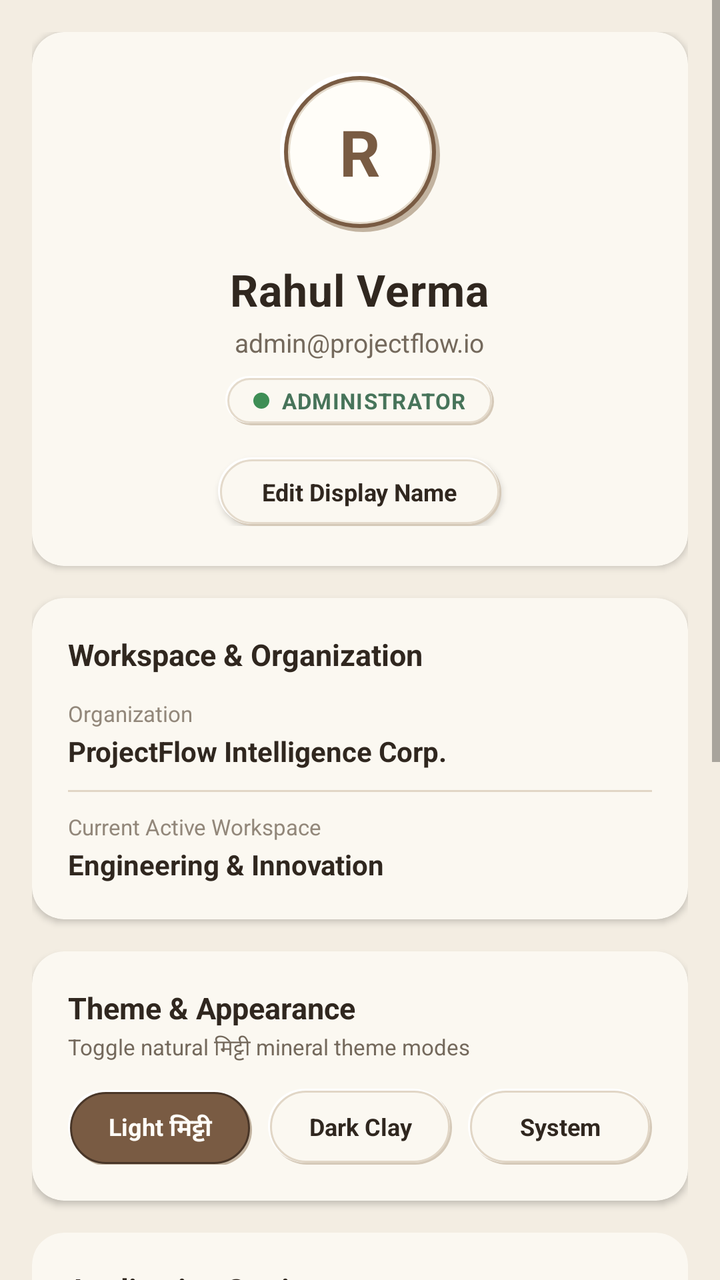
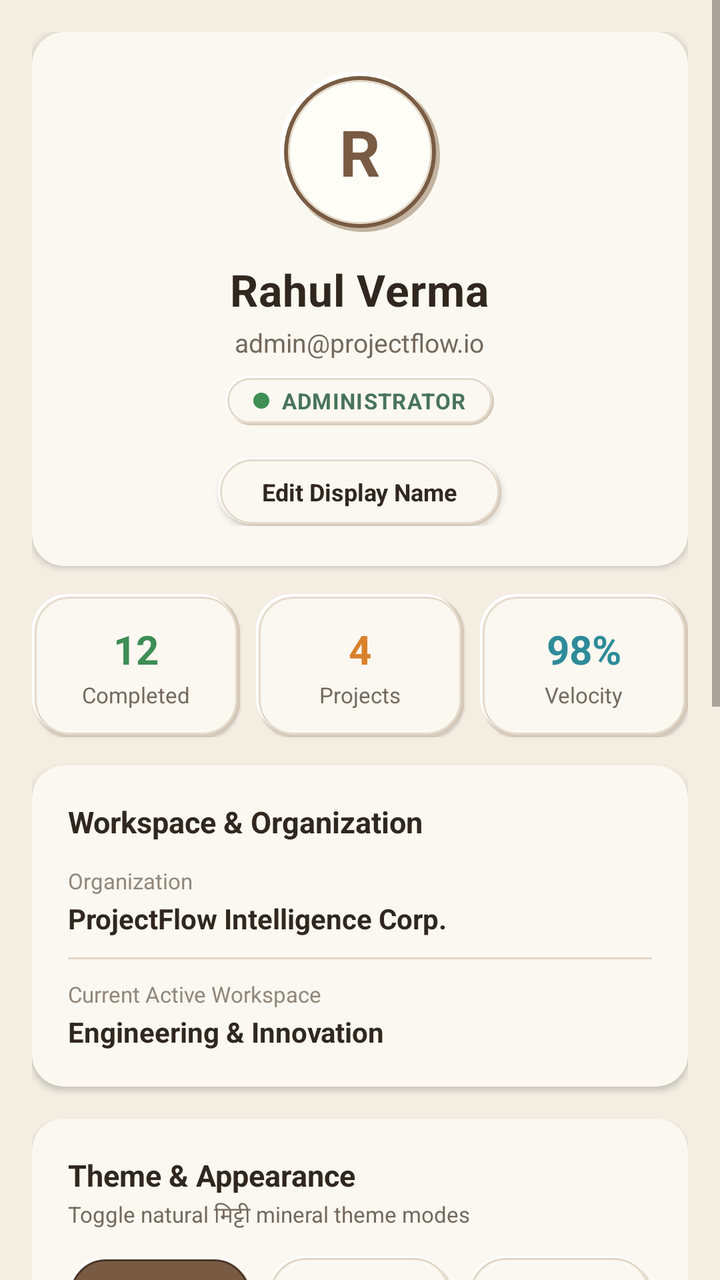

Screens rendered from an Android XML layout before and after an edit, with the pre-edit source and the edit as a unified diff.
<!-- AndroidManifest.xml: application theme Theme.ProjectFlow -->
<!-- res/layout/fragment_profile.xml -->
<?xml version="1.0" encoding="utf-8"?>
<ScrollView xmlns:android="http://schemas.android.com/apk/res/android"
    xmlns:app="http://schemas.android.com/apk/res-auto"
    android:layout_width="match_parent"
    android:layout_height="match_parent"
    android:background="@color/earth_bg"
    android:fillViewport="true">

    <LinearLayout
        android:layout_width="match_parent"
        android:layout_height="wrap_content"
        android:orientation="vertical"
        android:padding="16dp">

        
        <androidx.cardview.widget.CardView
            android:layout_width="match_parent"
            android:layout_height="wrap_content"
            app:cardBackgroundColor="@color/earth_surface"
            app:cardCornerRadius="16dp"
            app:cardElevation="2dp">

            <LinearLayout
                android:layout_width="match_parent"
                android:layout_height="wrap_content"
                android:gravity="center"
                android:orientation="vertical"
                android:padding="20dp">

                <FrameLayout
                    android:layout_width="80dp"
                    android:layout_height="80dp"
                    android:background="@drawable/bg_neu_avatar">

                    <TextView
                        android:id="@+id/tvProfileInitial"
                        android:layout_width="wrap_content"
                        android:layout_height="wrap_content"
                        android:layout_gravity="center"
                        android:text="R"
                        android:textColor="@color/primary_earth"
                        android:textSize="32sp"
                        android:textStyle="bold" />
                </FrameLayout>

                <TextView
                    android:id="@+id/tvProfileName"
                    android:layout_width="wrap_content"
                    android:layout_height="wrap_content"
                    android:layout_marginTop="14dp"
                    android:letterSpacing="0.015"
                    android:text="Rahul Verma"
                    android:textColor="@color/text_main"
                    android:textSize="22sp"
                    android:textStyle="bold" />

                <TextView
                    android:id="@+id/tvProfileEmail"
                    android:layout_width="wrap_content"
                    android:layout_height="wrap_content"
                    android:layout_marginTop="3dp"
                    android:text="admin@projectflow.io"
                    android:textColor="@color/text_secondary"
                    android:textSize="13sp" />

                <TextView
                    android:id="@+id/tvProfileRole"
                    android:layout_width="wrap_content"
                    android:layout_height="wrap_content"
                    android:layout_marginTop="8dp"
                    android:background="@drawable/bg_neu_pill"
                    android:drawableStart="@drawable/bg_dot_done"
                    android:drawablePadding="6dp"
                    android:paddingHorizontal="14dp"
                    android:paddingVertical="5dp"
                    android:text="ADMINISTRATOR"
                    android:textColor="@color/earth_success"
                    android:textSize="11sp"
                    android:letterSpacing="0.04"
                    android:textStyle="bold" />

                <TextView
                    android:id="@+id/btnEditProfile"
                    android:layout_width="wrap_content"
                    android:layout_height="wrap_content"
                    android:layout_marginTop="16dp"
                    android:background="@drawable/bg_neu_pill"
                    android:elevation="2dp"
                    android:paddingHorizontal="22dp"
                    android:paddingVertical="9dp"
                    android:text="Edit Display Name"
                    android:textColor="@color/text_main"
                    android:textSize="12sp"
                    android:textStyle="bold" />
            </LinearLayout>
        </androidx.cardview.widget.CardView>

        
        <androidx.cardview.widget.CardView
            android:layout_width="match_parent"
            android:layout_height="wrap_content"
            android:layout_marginTop="16dp"
            app:cardBackgroundColor="@color/earth_surface"
            app:cardCornerRadius="16dp"
            app:cardElevation="2dp">

            <LinearLayout
                android:layout_width="match_parent"
                android:layout_height="wrap_content"
                android:orientation="vertical"
                android:padding="18dp">

                <TextView
                    android:layout_width="wrap_content"
                    android:layout_height="wrap_content"
                    android:text="Workspace &amp; Organization"
                    android:textColor="@color/text_main"
                    android:textSize="15sp"
                    android:textStyle="bold" />

                <LinearLayout
                    android:layout_width="match_parent"
                    android:layout_height="wrap_content"
                    android:layout_marginTop="12dp"
                    android:orientation="vertical">

                    <TextView
                        android:layout_width="wrap_content"
                        android:layout_height="wrap_content"
                        android:text="Organization"
                        android:textColor="@color/text_muted"
                        android:textSize="11sp" />

                    <TextView
                        android:layout_width="wrap_content"
                        android:layout_height="wrap_content"
                        android:layout_marginTop="2dp"
                        android:text="ProjectFlow Intelligence Corp."
                        android:textColor="@color/text_main"
                        android:textSize="14sp"
                        android:textStyle="bold" />

                    <View
                        android:layout_width="match_parent"
                        android:layout_height="1dp"
                        android:layout_marginVertical="10dp"
                        android:background="@color/earth_border" />

                    <TextView
                        android:layout_width="wrap_content"
                        android:layout_height="wrap_content"
                        android:text="Current Active Workspace"
                        android:textColor="@color/text_muted"
                        android:textSize="11sp" />

                    <TextView
                        android:layout_width="wrap_content"
                        android:layout_height="wrap_content"
                        android:layout_marginTop="2dp"
                        android:text="Engineering &amp; Innovation"
                        android:textColor="@color/text_main"
                        android:textSize="14sp"
                        android:textStyle="bold" />
                </LinearLayout>
            </LinearLayout>
        </androidx.cardview.widget.CardView>

        
        <androidx.cardview.widget.CardView
            android:layout_width="match_parent"
            android:layout_height="wrap_content"
            android:layout_marginTop="16dp"
            app:cardBackgroundColor="@color/earth_surface"
            app:cardCornerRadius="16dp"
            app:cardElevation="2dp">

            <LinearLayout
                android:layout_width="match_parent"
                android:layout_height="wrap_content"
                android:orientation="vertical"
                android:padding="18dp">

                <TextView
                    android:layout_width="wrap_content"
                    android:layout_height="wrap_content"
                    android:text="Theme &amp; Appearance"
                    android:textColor="@color/text_main"
                    android:textSize="15sp"
                    android:textStyle="bold" />

                <TextView
                    android:layout_width="wrap_content"
                    android:layout_height="wrap_content"
                    android:layout_marginTop="2dp"
                    android:text="Toggle natural मिट्टी mineral theme modes"
                    android:textColor="@color/text_secondary"
                    android:textSize="11sp" />

                <LinearLayout
                    android:layout_width="match_parent"
                    android:layout_height="wrap_content"
                    android:layout_marginTop="12dp"
                    android:orientation="horizontal">

                    <TextView
                        android:id="@+id/btnThemeLight"
                        android:layout_width="0dp"
                        android:layout_height="38dp"
                        android:layout_weight="1"
                        android:background="@drawable/bg_chip_selected"
                        android:gravity="center"
                        android:text="Light मिट्टी"
                        android:textColor="@color/white"
                        android:textSize="12sp"
                        android:textStyle="bold" />

                    <TextView
                        android:id="@+id/btnThemeDark"
                        android:layout_width="0dp"
                        android:layout_height="38dp"
                        android:layout_marginStart="8dp"
                        android:layout_weight="1"
                        android:background="@drawable/bg_chip_unselected"
                        android:gravity="center"
                        android:text="Dark Clay"
                        android:textColor="@color/text_main"
                        android:textSize="12sp"
                        android:textStyle="bold" />

                    <TextView
                        android:id="@+id/btnThemeSystem"
                        android:layout_width="0dp"
                        android:layout_height="38dp"
                        android:layout_marginStart="8dp"
                        android:layout_weight="1"
                        android:background="@drawable/bg_chip_unselected"
                        android:gravity="center"
                        android:text="System"
                        android:textColor="@color/text_main"
                        android:textSize="12sp"
                        android:textStyle="bold" />
                </LinearLayout>
            </LinearLayout>
        </androidx.cardview.widget.CardView>

        
        <androidx.cardview.widget.CardView
            android:layout_width="match_parent"
            android:layout_height="wrap_content"
            android:layout_marginTop="16dp"
            app:cardBackgroundColor="@color/earth_surface"
            app:cardCornerRadius="16dp"
            app:cardElevation="2dp">

            <LinearLayout
                android:layout_width="match_parent"
                android:layout_height="wrap_content"
                android:orientation="vertical"
                android:padding="18dp">

                <TextView
                    android:layout_width="wrap_content"
                    android:layout_height="wrap_content"
                    android:text="Application Settings"
                    android:textColor="@color/text_main"
                    android:textSize="15sp"
                    android:textStyle="bold" />

                <TextView
                    android:layout_width="wrap_content"
                    android:layout_height="wrap_content"
                    android:layout_marginTop="2dp"
                    android:text="System configuration, offline sync and installer distribution"
                    android:textColor="@color/text_secondary"
                    android:textSize="11sp" />

                
                <LinearLayout
                    android:id="@+id/layoutProfileShareApk"
                    android:layout_width="match_parent"
                    android:layout_height="wrap_content"
                    android:layout_marginTop="14dp"
                    android:background="@drawable/bg_card_earth"
                    android:gravity="center_vertical"
                    android:orientation="horizontal"
                    android:padding="12dp">

                    <ImageView
                        android:layout_width="32dp"
                        android:layout_height="32dp"
                        android:background="@drawable/bg_badge_info"
                        android:padding="6dp"
                        android:src="@drawable/ic_settings"
                        app:tint="@color/earth_info" />

                    <LinearLayout
                        android:layout_width="0dp"
                        android:layout_height="wrap_content"
                        android:layout_marginStart="12dp"
                        android:layout_weight="1"
                        android:orientation="vertical">

                        <TextView
                            android:layout_width="wrap_content"
                            android:layout_height="wrap_content"
                            android:text="Share ProjectFlow APK"
                            android:textColor="@color/text_main"
                            android:textSize="13sp"
                            android:textStyle="bold" />

                        <TextView
                            android:id="@+id/tvProfileApkInfo"
                            android:layout_width="wrap_content"
                            android:layout_height="wrap_content"
                            android:layout_marginTop="1dp"
                            android:text="v2.0.0 (Code: 2) • ~8.26 MB • Ready"
                            android:textColor="@color/text_secondary"
                            android:textSize="11sp" />
                    </LinearLayout>

                    <Button
                        android:id="@+id/btnProfileShareApk"
                        android:layout_width="wrap_content"
                        android:layout_height="36dp"
                        android:background="@drawable/bg_chip_selected"
                        android:paddingHorizontal="14dp"
                        android:text="Share"
                        android:textColor="@color/white"
                        android:textSize="11sp"
                        android:textStyle="bold" />
                </LinearLayout>

                
                <LinearLayout
                    android:layout_width="match_parent"
                    android:layout_height="wrap_content"
                    android:layout_marginTop="12dp"
                    android:background="@drawable/bg_card_earth"
                    android:gravity="center_vertical"
                    android:orientation="horizontal"
                    android:padding="12dp">

                    <ImageView
                        android:layout_width="32dp"
                        android:layout_height="32dp"
                        android:background="@drawable/bg_badge_success"
                        android:padding="6dp"
                        android:src="@drawable/ic_tasks"
                        app:tint="@color/earth_success" />

                    <LinearLayout
                        android:layout_width="0dp"
                        android:layout_height="wrap_content"
                        android:layout_marginStart="12dp"
                        android:layout_weight="1"
                        android:orientation="vertical">

                        <TextView
                            android:layout_width="wrap_content"
                            android:layout_height="wrap_content"
                            android:text="Offline Database &amp; Sync"
                            android:textColor="@color/text_main"
                            android:textSize="13sp"
                            android:textStyle="bold" />

                        <TextView
                            android:id="@+id/tvProfileSyncStatus"
                            android:layout_width="wrap_content"
                            android:layout_height="wrap_content"
                            android:layout_marginTop="1dp"
                            android:text="Room SQLite Cache • Online"
                            android:textColor="@color/earth_success"
                            android:textSize="11sp" />
                    </LinearLayout>

                    <Button
                        android:id="@+id/btnProfileSyncNow"
                        android:layout_width="wrap_content"
                        android:layout_height="36dp"
                        android:background="@drawable/bg_chip_unselected"
                        android:paddingHorizontal="14dp"
                        android:text="Sync"
                        android:textColor="@color/text_main"
                        android:textSize="11sp"
                        android:textStyle="bold" />
                </LinearLayout>

                
                <LinearLayout
                    android:layout_width="match_parent"
                    android:layout_height="wrap_content"
                    android:layout_marginTop="12dp"
                    android:background="@drawable/bg_card_earth"
                    android:gravity="center_vertical"
                    android:orientation="horizontal"
                    android:padding="12dp">

                    <ImageView
                        android:layout_width="32dp"
                        android:layout_height="32dp"
                        android:background="@drawable/bg_badge_warning"
                        android:padding="6dp"
                        android:src="@drawable/ic_notifications"
                        app:tint="@color/earth_warning" />

                    <LinearLayout
                        android:layout_width="0dp"
                        android:layout_height="wrap_content"
                        android:layout_marginStart="12dp"
                        android:layout_weight="1"
                        android:orientation="vertical">

                        <TextView
                            android:layout_width="wrap_content"
                            android:layout_height="wrap_content"
                            android:text="Deadline &amp; Risk Alerts"
                            android:textColor="@color/text_main"
                            android:textSize="13sp"
                            android:textStyle="bold" />

                        <TextView
                            android:layout_width="wrap_content"
                            android:layout_height="wrap_content"
                            android:layout_marginTop="1dp"
                            android:text="Push notifications &amp; local alerts active"
                            android:textColor="@color/text_secondary"
                            android:textSize="11sp" />
                    </LinearLayout>

                    <androidx.appcompat.widget.SwitchCompat
                        android:id="@+id/switchProfileNotifications"
                        android:layout_width="wrap_content"
                        android:layout_height="wrap_content"
                        android:checked="true" />
                </LinearLayout>

            </LinearLayout>
        </androidx.cardview.widget.CardView>

        
        <Button
            android:id="@+id/btnLogout"
            android:layout_width="match_parent"
            android:layout_height="48dp"
            android:layout_marginTop="24dp"
            android:layout_marginBottom="32dp"
            android:background="@drawable/bg_badge_error"
            android:text="Logout from Device"
            android:textColor="@color/earth_error"
            android:textSize="14sp"
            android:textStyle="bold" />

    </LinearLayout>
</ScrollView>
<!-- resources referenced by this layout -->
<resources>
  <color name="earth_bg">#F3EDE2</color>
  <color name="earth_border">#E1D6C6</color>
  <color name="earth_error">#B7473C</color>
  <color name="earth_info">#4D718C</color>
  <color name="earth_success">#47745A</color>
  <color name="earth_surface">#FBF8F1</color>
  <color name="earth_warning">#A56A2B</color>
  <color name="primary_earth">#795B43</color>
  <color name="text_main">#30271F</color>
  <color name="text_muted">#92877A</color>
  <color name="text_secondary">#74695C</color>
  <color name="white">#FFFDF8</color>
  <!-- drawable bg_badge_error (drawable) -->
  <?xml version="1.0" encoding="utf-8"?>
  <shape xmlns:android="http://schemas.android.com/apk/res/android"
      android:shape="rectangle">
      <corners android:radius="8dp" />
      <solid android:color="@color/earth_error_light" />
      <stroke
          android:width="1dp"
          android:color="@color/earth_error" />
  </shape>
  <!-- drawable bg_badge_info (drawable) -->
  <?xml version="1.0" encoding="utf-8"?>
  <shape xmlns:android="http://schemas.android.com/apk/res/android"
      android:shape="rectangle">
      <corners android:radius="8dp" />
      <solid android:color="@color/earth_info_light" />
      <stroke
          android:width="1dp"
          android:color="@color/earth_info" />
  </shape>
  <!-- drawable bg_dot_done (drawable) -->
  <?xml version="1.0" encoding="utf-8"?>
  <shape xmlns:android="http://schemas.android.com/apk/res/android"
      android:shape="oval">
      <size android:width="8dp" android:height="8dp" />
      <solid android:color="@color/chart_done" />
  </shape>
  <color name="earth_error_light">#FBECEB</color>
  <color name="earth_info_light">#EBF2F7</color>
  <color name="earth_success_light">#EAF2EC</color>
  <color name="earth_warning_light">#F8EFE4</color>
  <color name="neu_shadow_deep">#C2B3A0</color>
  <color name="neu_highlight">#FFFFFFFF</color>
  <color name="deep_earth">#493628</color>
  <color name="neu_shadow_soft">#D5C9B8</color>
  <color name="chart_done">#3E8E55</color>
  <color name="earth_raised">#FFFDF8</color>
  <color name="neu_border">#E4DACB</color>
  <color name="neu_surface">#FBF8F1</color>
  <color name="muted_clay">#B69A78</color>
  <color name="secondary_sand">#D9C9B2</color>
  <!-- unchanged entries left out for length: 11 -->
</resources>

<!-- the commit's change to res/layout/fragment_profile.xml (unified diff, before → after) -->
@@ -96,10 +96,101 @@
         </androidx.cardview.widget.CardView>
 
         
+        <LinearLayout
+            android:layout_width="match_parent"
+            android:layout_height="wrap_content"
+            android:layout_marginTop="14dp"
+            android:orientation="horizontal">
+
+            <LinearLayout
+                android:layout_width="0dp"
+                android:layout_height="wrap_content"
+                android:layout_weight="1"
+                android:layout_marginEnd="8dp"
+                android:background="@drawable/bg_neu_card"
+                android:elevation="1dp"
+                android:gravity="center"
+                android:orientation="vertical"
+                android:paddingVertical="14dp">
+
+                <TextView
+                    android:layout_width="wrap_content"
+                    android:layout_height="wrap_content"
+                    android:text="12"
+                    android:textColor="@color/chart_done"
+                    android:textSize="20sp"
+                    android:textStyle="bold" />
+
+                <TextView
+                    android:layout_width="wrap_content"
+                    android:layout_height="wrap_content"
+                    android:layout_marginTop="2dp"
+                    android:text="Completed"
+                    android:textColor="@color/text_secondary"
+                    android:textSize="11sp" />
+            </LinearLayout>
+
+            <LinearLayout
+                android:layout_width="0dp"
+                android:layout_height="wrap_content"
+                android:layout_weight="1"
+                android:layout_marginEnd="8dp"
+                android:background="@drawable/bg_neu_card"
+                android:elevation="1dp"
+                android:gravity="center"
+                android:orientation="vertical"
+                android:paddingVertical="14dp">
+
+                <TextView
+                    android:layout_width="wrap_content"
+                    android:layout_height="wrap_content"
+                    android:text="4"
+                    android:textColor="@color/chart_progress"
+                    android:textSize="20sp"
+                    android:textStyle="bold" />
+
+                <TextView
+                    android:layout_width="wrap_content"
+                    android:layout_height="wrap_content"
+                    android:layout_marginTop="2dp"
+                    android:text="Projects"
+                    android:textColor="@color/text_secondary"
+                    android:textSize="11sp" />
+            </LinearLayout>
+
+            <LinearLayout
+                android:layout_width="0dp"
+                android:layout_height="wrap_content"
+                android:layout_weight="1"
+                android:background="@drawable/bg_neu_card"
+                android:elevation="1dp"
+                android:gravity="center"
+                android:orientation="vertical"
+                android:paddingVertical="14dp">
+
+                <TextView
+                    android:layout_width="wrap_content"
+                    android:layout_height="wrap_content"
+                    android:text="98%"
+                    android:textColor="@color/chart_accent_cyan"
+                    android:textSize="20sp"
+                    android:textStyle="bold" />
+
+                <TextView
+                    android:layout_width="wrap_content"
+                    android:layout_height="wrap_content"
+                    android:layout_marginTop="2dp"
+                    android:text="Velocity"
+                    android:textColor="@color/text_secondary"
+                    android:textSize="11sp" />
+            </LinearLayout>
+        </LinearLayout>
+
+        
         <androidx.cardview.widget.CardView
             android:layout_width="match_parent"
             android:layout_height="wrap_content"
-            android:layout_marginTop="16dp"
+            android:layout_marginTop="14dp"
             app:cardBackgroundColor="@color/earth_surface"
             app:cardCornerRadius="16dp"
             app:cardElevation="2dp">
<!-- resource entries referenced after the edit -->
@@ -1,5 +1,6 @@
 <!-- resources referenced by this layout -->
 <resources>
+  <color name="chart_accent_cyan">#2E8B99</color>
   <color name="earth_bg">#F3EDE2</color>
   <color name="earth_border">#E1D6C6</color>
   <color name="earth_error">#B7473C</color>
@@ -39,6 +40,60 @@
       <size android:width="8dp" android:height="8dp" />
       <solid android:color="@color/chart_done" />
   </shape>
+  <!-- drawable bg_neu_card (drawable) -->
+  <?xml version="1.0" encoding="utf-8"?>
+  <layer-list xmlns:android="http://schemas.android.com/apk/res/android">
+      
+      <item
+          android:left="2dp"
+          android:top="2dp"
+          android:right="0dp"
+          android:bottom="0dp">
+          <shape android:shape="rectangle">
+              <corners android:radius="18dp" />
+              <solid android:color="@color/neu_shadow_deep" />
+          </shape>
+      </item>
+  
+      
+      <item
+          android:left="1dp"
+          android:top="1dp"
+          android:right="0dp"
+          android:bottom="0dp">
+          <shape android:shape="rectangle">
+              <corners android:radius="18dp" />
+              <solid android:color="@color/neu_shadow_soft" />
+          </shape>
+      </item>
+  
+      
+      <item
+          android:left="0dp"
+          android:top="0dp"
+          android:right="2dp"
+          android:bottom="2dp">
+          <shape android:shape="rectangle">
+              <corners android:radius="18dp" />
+              <solid android:color="@color/neu_highlight" />
+          </shape>
+      </item>
+  
+      
+      <item
+          android:left="1.5dp"
+          android:top="1.5dp"
+          android:right="1.5dp"
+          android:bottom="1.5dp">
+          <shape android:shape="rectangle">
+              <corners android:radius="17dp" />
+              <solid android:color="@color/neu_surface" />
+              <stroke
+                  android:width="1dp"
+                  android:color="@color/neu_border" />
+          </shape>
+      </item>
+  </layer-list>
   <color name="earth_error_light">#FBECEB</color>
   <color name="earth_info_light">#EBF2F7</color>
   <color name="earth_success_light">#EAF2EC</color>
@@ -48,6 +103,7 @@
   <color name="deep_earth">#493628</color>
   <color name="neu_shadow_soft">#D5C9B8</color>
   <color name="chart_done">#3E8E55</color>
+  <color name="chart_progress">#D9822B</color>
   <color name="earth_raised">#FFFDF8</color>
   <color name="neu_border">#E4DACB</color>
   <color name="neu_surface">#FBF8F1</color>
